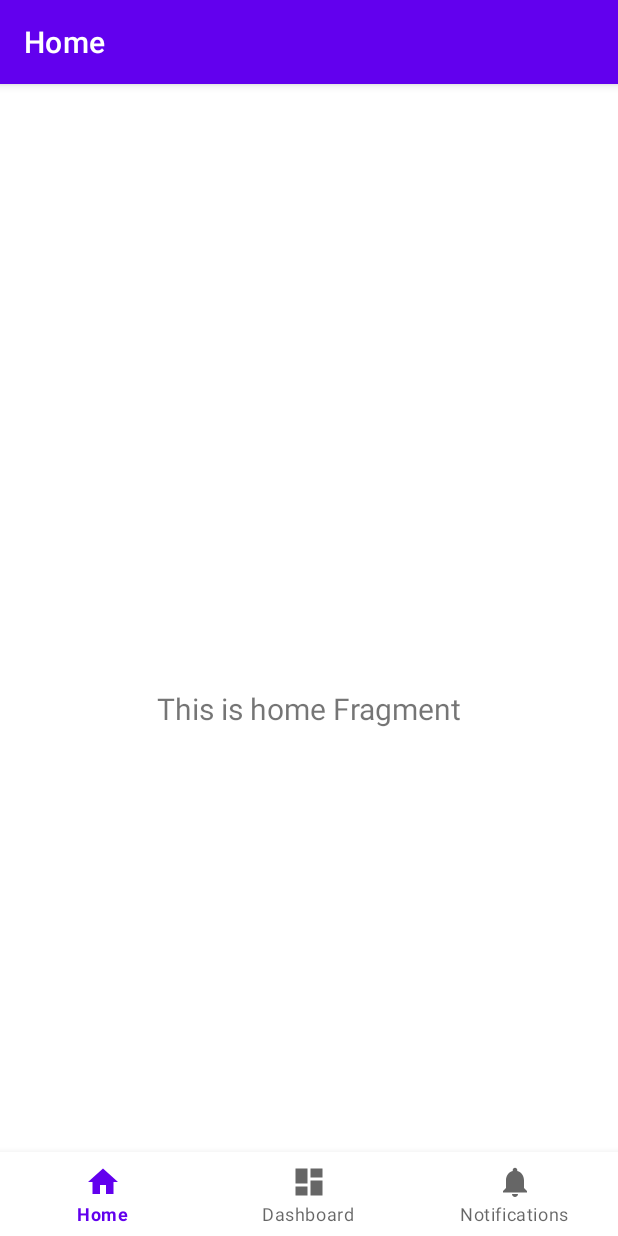
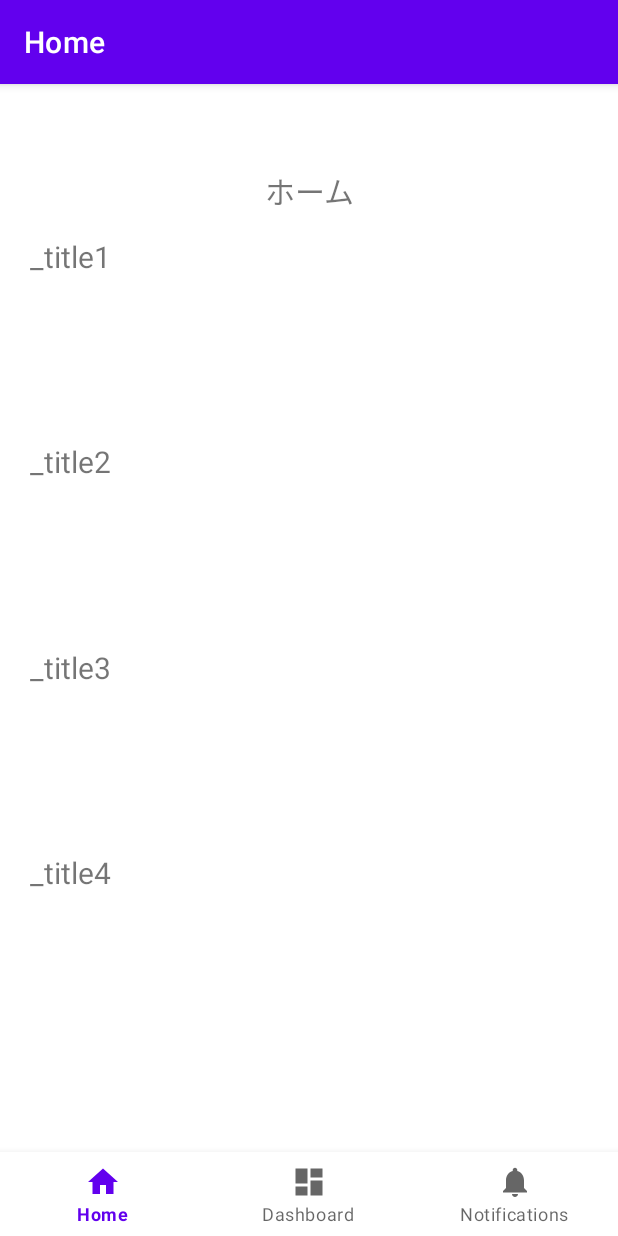
Before and after one commit to chenzhizsqq/CzOffice, an Android app: the HomeFragment screen opened directly, with no data from a screen before it, on a phone screen of 412 x 824 dp. Run offline under Robolectric (Android 15) with nearby library versions, the phone set to English and light mode, and no system bars; our stand-ins replace navigation-ui.

Commit message:
主画面，前端设计完成30%

```diff
--- a/app/src/main/java/com/example/etoffice/ui/home/HomeFragment.kt
+++ b/app/src/main/java/com/example/etoffice/ui/home/HomeFragment.kt
@@ -21,11 +21,33 @@ class HomeFragment : Fragment() {
     ): View? {
         homeViewModel =
                 ViewModelProvider(this).get(HomeViewModel::class.java)
+
         val root = inflater.inflate(R.layout.fragment_home, container, false)
+
         val textView: TextView = root.findViewById(R.id.text_home)
         homeViewModel.text.observe(viewLifecycleOwner, Observer {
             textView.text = it
         })
+
+        val textTitle1: TextView = root.findViewById(R.id.text_title1)
+        homeViewModel.title1.observe(viewLifecycleOwner, Observer {
+            textTitle1.text = it
+        })
+
+        val textTitle2: TextView = root.findViewById(R.id.text_title2)
+        homeViewModel.title2.observe(viewLifecycleOwner, Observer {
+            textTitle2.text = it
+        })
+
+        val textTitle3: TextView = root.findViewById(R.id.text_title3)
+        homeViewModel.title3.observe(viewLifecycleOwner, Observer {
+            textTitle3.text = it
+        })
+
+        val textTitle4: TextView = root.findViewById(R.id.text_title4)
+        homeViewModel.title4.observe(viewLifecycleOwner, Observer {
+            textTitle4.text = it
+        })
         return root
     }
 }
--- a/app/src/main/java/com/example/etoffice/ui/home/HomeViewModel.kt
+++ b/app/src/main/java/com/example/etoffice/ui/home/HomeViewModel.kt
@@ -7,7 +7,27 @@ import androidx.lifecycle.ViewModel
 class HomeViewModel : ViewModel() {
 
     private val _text = MutableLiveData<String>().apply {
-        value = "This is home Fragment"
+        value = "ホーム"
     }
     val text: LiveData<String> = _text
+
+    private val _title1 = MutableLiveData<String>().apply {
+        value = "_title1"
+    }
+    val title1: LiveData<String> = _title1
+
+    private val _title2 = MutableLiveData<String>().apply {
+        value = "_title2"
+    }
+    val title2: LiveData<String> = _title2
+
+    private val _title3 = MutableLiveData<String>().apply {
+        value = "_title3"
+    }
+    val title3: LiveData<String> = _title3
+
+    private val _title4 = MutableLiveData<String>().apply {
+        value = "_title4"
+    }
+    val title4: LiveData<String> = _title4
 }
--- a/app/src/main/res/layout/fragment_home.xml
+++ b/app/src/main/res/layout/fragment_home.xml
@@ -10,13 +10,74 @@
         android:id="@+id/text_home"
         android:layout_width="match_parent"
         android:layout_height="wrap_content"
+        android:layout_marginStart="8dp"
         android:layout_marginEnd="8dp"
-        android:layout_marginStart="8dp"
-        android:layout_marginTop="8dp"
         android:textAlignment="center"
         android:textSize="20sp"
         app:layout_constraintBottom_toBottomOf="parent"
         app:layout_constraintEnd_toEndOf="parent"
+        app:layout_constraintHorizontal_bias="0.0"
         app:layout_constraintStart_toStartOf="parent"
-        app:layout_constraintTop_toTopOf="parent" />
+        app:layout_constraintTop_toTopOf="parent"
+        app:layout_constraintVertical_bias="0.0" />
+
+    <TextView
+        android:id="@+id/text_title1"
+        android:layout_width="match_parent"
+        android:layout_height="wrap_content"
+        android:layout_marginStart="20dp"
+        android:layout_marginEnd="20dp"
+        android:textAlignment="textStart"
+        android:textSize="20sp"
+        app:layout_constraintBottom_toBottomOf="parent"
+        app:layout_constraintEnd_toEndOf="parent"
+        app:layout_constraintHorizontal_bias="0.0"
+        app:layout_constraintStart_toStartOf="parent"
+        app:layout_constraintTop_toTopOf="parent"
+        app:layout_constraintVertical_bias="0.066" />
+
+    <TextView
+        android:id="@+id/text_title2"
+        android:layout_width="match_parent"
+        android:layout_height="wrap_content"
+        android:layout_marginStart="20dp"
+        android:layout_marginEnd="20dp"
+        android:textAlignment="textStart"
+        android:textSize="20sp"
+        app:layout_constraintBottom_toBottomOf="parent"
+        app:layout_constraintEnd_toEndOf="parent"
+        app:layout_constraintHorizontal_bias="0.0"
+        app:layout_constraintStart_toStartOf="parent"
+        app:layout_constraintTop_toTopOf="parent"
+        app:layout_constraintVertical_bias="0.266" />
+
+    <TextView
+        android:id="@+id/text_title3"
+        android:layout_width="match_parent"
+        android:layout_height="wrap_content"
+        android:layout_marginStart="20dp"
+        android:layout_marginEnd="20dp"
+        android:textAlignment="textStart"
+        android:textSize="20sp"
+        app:layout_constraintBottom_toBottomOf="parent"
+        app:layout_constraintEnd_toEndOf="parent"
+        app:layout_constraintHorizontal_bias="0.0"
+        app:layout_constraintStart_toStartOf="parent"
+        app:layout_constraintTop_toTopOf="parent"
+        app:layout_constraintVertical_bias="0.466" />
+
+    <TextView
+        android:id="@+id/text_title4"
+        android:layout_width="match_parent"
+        android:layout_height="wrap_content"
+        android:layout_marginStart="20dp"
+        android:layout_marginEnd="20dp"
+        android:textAlignment="textStart"
+        android:textSize="20sp"
+        app:layout_constraintBottom_toBottomOf="parent"
+        app:layout_constraintEnd_toEndOf="parent"
+        app:layout_constraintHorizontal_bias="0.0"
+        app:layout_constraintStart_toStartOf="parent"
+        app:layout_constraintTop_toTopOf="parent"
+        app:layout_constraintVertical_bias="0.666" />
 </androidx.constraintlayout.widget.ConstraintLayout>
```
